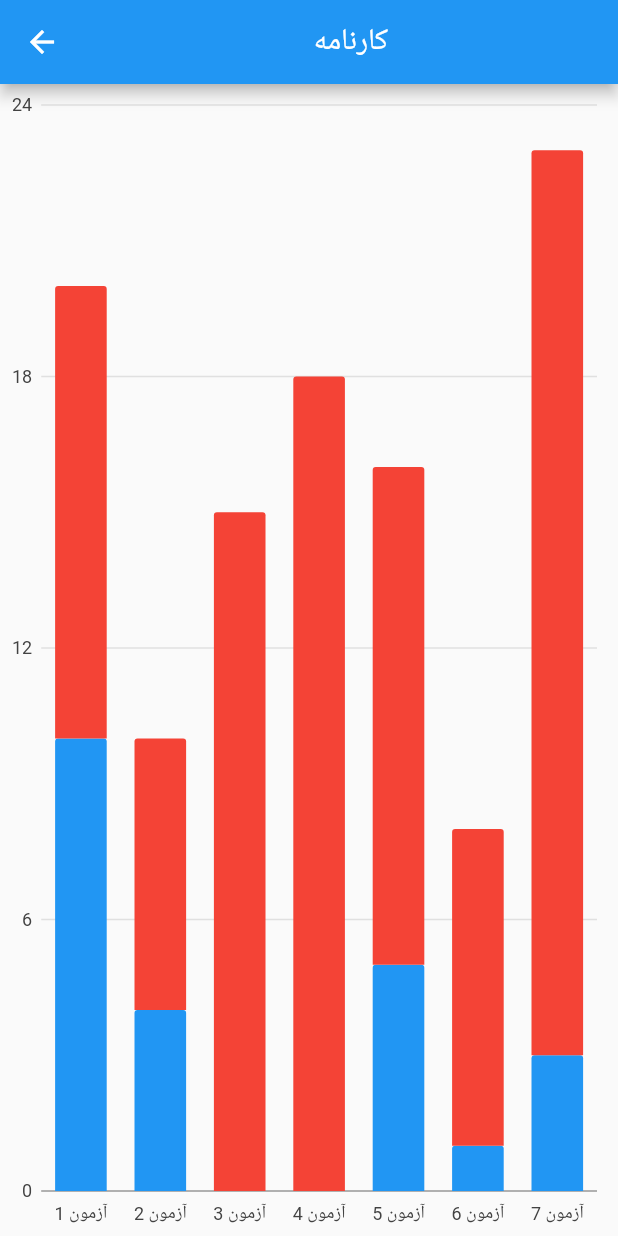
After one commit to riasati/Tahlil_Mobile, a Flutter app: the ReportCardPage screen opened directly, on a phone screen of 412 x 824 dp. The commit adds this screen. Run offline on Flutter 3.47's test engine with Material 2 defaults, Android fonts, the phone set to English and light mode, and no system bars; our stand-ins replace auto_size_text, charts_flutter, flutter_countdown_timer, font_awesome_flutter, image_picker, loading_overlay and 6 more; missing offline and left inert: flutter_downloader, persian_datetime_picker; accounts and stored records are empty; network calls fail; statements that could not run were skipped.

Commit message:
Create example of report card

```diff
--- a/samproject/lib/pages/TakeExamPage/QuestionView.dart
+++ b/samproject/lib/pages/TakeExamPage/QuestionView.dart
@@ -499,7 +499,7 @@ class _QuestionViewInTakeExamState extends State<QuestionViewInTakeExam> {
                           textDirection: TextDirection.rtl,
                           mainAxisAlignment: MainAxisAlignment.spaceEvenly,
                           children: [
-                            Text(widget.question.text,textDirection: TextDirection.rtl,),
+                            Container(alignment: Alignment.centerRight,child: Text(widget.question.text,textDirection: TextDirection.rtl,)),
                             (widget.question.questionImage != null) ? Image.memory(base64Decode(widget.question.questionImage),fit: BoxFit.cover,height: 200,) : Container(),
                           ],
                         ),
--- /dev/null
+++ b/samproject/lib/pages/reportCardPage.dart
@@ -0,0 +1,107 @@
+import 'package:flutter/material.dart';
+import 'package:charts_flutter/flutter.dart' as charts;
+import 'package:samproject/pages/myQuestionPage.dart';
+
+class ReportCardPage extends StatefulWidget {
+  @override
+  _ReportCardPageState createState() => _ReportCardPageState();
+}
+
+class _ReportCardPageState extends State<ReportCardPage> {
+  @override
+  Widget build(BuildContext context) {
+    return Scaffold(
+      appBar: AppBar(
+        title: Center(child: Text("کارنامه")),
+      ),
+      body: SafeArea(
+          child: StackedBarChart.withSampleData()
+      ),
+    );
+  }
+}
+class StackedBarChart extends StatefulWidget {
+  final List<charts.Series> seriesList;
+  final bool animate;
+  StackedBarChart(this.seriesList, {this.animate});
+  factory StackedBarChart.withSampleData() {
+    return new StackedBarChart(
+      _createSampleData2(),
+      // Disable animations for image tests.
+      animate: true,
+    );
+  }
+  static List<charts.Series<ReportCardWidgetData,String>> _createSampleData2()
+  {
+    final studentData =
+    [
+      new ReportCardWidgetData("آزمون 1", 20, 10),
+      new ReportCardWidgetData("آزمون 2", 10, 6),
+      new ReportCardWidgetData("آزمون 3", 15, 15),
+      new ReportCardWidgetData("آزمون 4", 18, 18),
+      new ReportCardWidgetData("آزمون 5", 16, 11),
+      new ReportCardWidgetData("آزمون 6", 8, 7),
+      new ReportCardWidgetData("آزمون 7", 23, 20),
+    ];
+    return [
+      new charts.Series<ReportCardWidgetData, String>(
+        id: 'GradeExam',
+        domainFn: (ReportCardWidgetData reportCard, _) => reportCard.examName,
+        measureFn: (ReportCardWidgetData reportCard, _) => reportCard.examGrade - reportCard.studentGrade,
+        data: studentData,
+        //  colorFn: (_, __) => charts.MaterialPalette.green.shadeDefault,
+        // fillColorFn: (_, __) => charts.MaterialPalette.transparent,
+      ),
+      new charts.Series<ReportCardWidgetData, String>(
+        id: 'StudentExam',
+        domainFn: (ReportCardWidgetData reportCard, _) => reportCard.examName,
+        measureFn: (ReportCardWidgetData reportCard, _) => reportCard.studentGrade,
+        data: studentData,
+        // colorFn: (_, __) => charts.MaterialPalette.blue.shadeDefault,
+        //fillColorFn: (_, __) => charts.MaterialPalette.blue.shadeDefault.lighter,
+      ),
+
+    ];
+  }
+
+  @override
+  _StackedBarChartState createState() => _StackedBarChartState();
+}
+
+class _StackedBarChartState extends State<StackedBarChart> {
+  _onSelectionChanged(charts.SelectionModel model) {
+    final selectedDatum = model.selectedDatum;
+    if (selectedDatum.length != 0)
+    {
+      print(selectedDatum.first.datum.examName);
+      print(selectedDatum.first.datum.examGrade);
+      print(selectedDatum.first.datum.studentGrade);
+      //Navigator.pop(context);
+      Navigator.push(context, MaterialPageRoute(builder: (context) => MyQuestionPage()));
+    }
+  }
+
+  @override
+  Widget build(BuildContext context) {
+    return new charts.BarChart(
+      widget.seriesList,
+      animate: widget.animate,
+      barGroupingType: charts.BarGroupingType.stacked,
+      selectionModels: [
+        new charts.SelectionModelConfig(
+          type: charts.SelectionModelType.info,
+          updatedListener: _onSelectionChanged,
+        )
+      ],
+    );
+  }
+}
+
+class ReportCardWidgetData
+{
+  final String examName;
+  final int examGrade;
+  final int studentGrade;
+
+  ReportCardWidgetData(this.examName,this.examGrade,this.studentGrade);
+}
--- a/samproject/lib/widgets/drawerListTile.dart
+++ b/samproject/lib/widgets/drawerListTile.dart
@@ -7,6 +7,7 @@ import 'package:samproject/pages/editExamPage.dart';
 import 'package:samproject/pages/editProfilePage.dart';
 import 'package:samproject/pages/homePage.dart';
 import 'package:samproject/pages/myQuestionPage.dart';
+import 'package:samproject/pages/reportCardPage.dart';
 import 'package:shared_preferences/shared_preferences.dart';
 class DrawerListTile extends StatefulWidget {
   final callHomePageBiuld;
@@ -104,28 +105,28 @@ class _DrawerListTileState extends State<DrawerListTile> {
             );
           },
         ),
-        // ListTile(
-        //   //leading: Icon(Icons.alarm),
-        //   title: Row(
-        //     textDirection: TextDirection.rtl,
-        //     children: [
-        //       Icon(Icons.book),
-        //       Padding(
-        //         padding: const EdgeInsets.only(right: 10.0),
-        //         child: Text('ایجاد آزمون'),
-        //       ),
-        //     ],
-        //   ),
-        //   onTap: () {
-        //     Navigator.pop(context);
-        //     Navigator.push(
-        //       context,
-        //       MaterialPageRoute(
-        //         builder: (context) => CreateExamPage(classId: "kuTwxu"),
-        //       ),
-        //     );
-        //   },
-        // ),
+        ListTile(
+          //leading: Icon(Icons.alarm),
+          title: Row(
+            textDirection: TextDirection.rtl,
+            children: [
+              Icon(Icons.book),
+              Padding(
+                padding: const EdgeInsets.only(right: 10.0),
+                child: Text('کارنامه'),
+              ),
+            ],
+          ),
+          onTap: () {
+            Navigator.pop(context);
+            Navigator.push(
+              context,
+              MaterialPageRoute(
+                builder: (context) => ReportCardPage(),
+              ),
+            );
+          },
+        ),
         // ListTile(
         //   //leading: Icon(Icons.alarm),
         //   title: Row(
--- a/samproject/pubspec.yaml
+++ b/samproject/pubspec.yaml
@@ -38,6 +38,7 @@ dependencies:
   scroll_snap_list: 0.5.1
   flutter_downloader: ^1.5.2
   path_provider: ^1.6.24
+  charts_flutter: ^0.9.0
   # The following adds the Cupertino Icons font to your application.
   # Use with the CupertinoIcons class for iOS style icons.
   cupertino_icons: ^1.0.0
```
Also changed, not shown: samproject/pubspec.lock.
